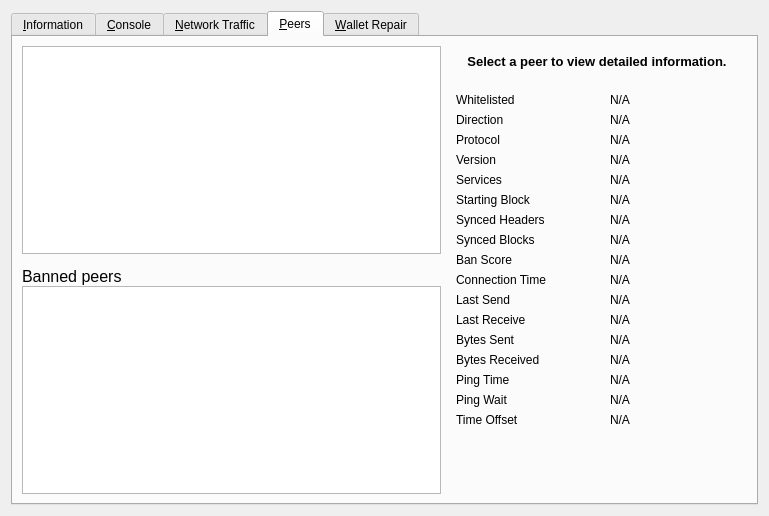
scolemanhopehouse/HBCUR, file src/qt/forms/rpcconsole.ui: the form before one commit.
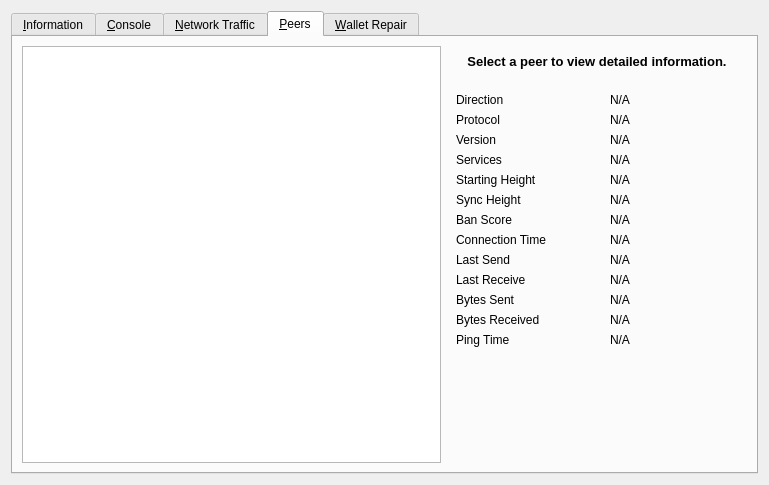
The form after the commit. Icons and pictures are not drawn. Custom widgets are drawn as their Qt base class.

What changed in the file:
```diff
--- a/src/qt/forms/rpcconsole.ui
+++ b/src/qt/forms/rpcconsole.ui
@@ -7,7 +7,7 @@
     <x>0</x>
     <y>0</y>
     <width>769</width>
-    <height>516</height>
+    <height>485</height>
    </rect>
   </property>
   <property name="windowTitle">
@@ -725,85 +725,17 @@
       </attribute>
       <layout class="QGridLayout" name="gridLayout_2">
        <item row="0" column="0" rowspan="2">
-        <layout class="QVBoxLayout" name="verticalLayout_101">
-         <property name="spacing">
-          <number>0</number>
+        <widget class="QTableView" name="peerWidget">
+         <property name="horizontalScrollBarPolicy">
+          <enum>Qt::ScrollBarAsNeeded</enum>
          </property>
-         <item>
-          <widget class="QTableView" name="peerWidget">
-           <property name="horizontalScrollBarPolicy">
-            <enum>Qt::ScrollBarAsNeeded</enum>
-           </property>
-           <property name="sortingEnabled">
-            <bool>true</bool>
-           </property>
-           <attribute name="horizontalHeaderHighlightSections">
-            <bool>false</bool>
-           </attribute>
-          </widget>
-         </item>
-         <item>
-          <widget class="QLabel" name="banHeading">
-           <property name="sizePolicy">
-            <sizepolicy hsizetype="Preferred" vsizetype="Minimum">
-             <horstretch>0</horstretch>
-             <verstretch>0</verstretch>
-            </sizepolicy>
-           </property>
-           <property name="minimumSize">
-            <size>
-             <width>300</width>
-             <height>32</height>
-            </size>
-           </property>
-           <property name="maximumSize">
-            <size>
-             <width>16777215</width>
-             <height>32</height>
-            </size>
-           </property>
-           <property name="font">
-            <font>
-             <pointsize>12</pointsize>
-            </font>
-           </property>
-           <property name="cursor">
-            <cursorShape>IBeamCursor</cursorShape>
-           </property>
-           <property name="text">
-            <string>Banned peers</string>
-           </property>
-           <property name="alignment">
-            <set>Qt::AlignBottom|Qt::AlignLeading|Qt::AlignLeft</set>
-           </property>
-           <property name="wordWrap">
-            <bool>true</bool>
-           </property>
-           <property name="textInteractionFlags">
-            <set>Qt::NoTextInteraction</set>
-           </property>
-          </widget>
-         </item>
-         <item>
-          <widget class="QTableView" name="banlistWidget">
-           <property name="sizePolicy">
-            <sizepolicy hsizetype="Expanding" vsizetype="Expanding">
-             <horstretch>0</horstretch>
-             <verstretch>0</verstretch>
-            </sizepolicy>
-           </property>
-           <property name="horizontalScrollBarPolicy">
-            <enum>Qt::ScrollBarAsNeeded</enum>
-           </property>
-           <property name="sortingEnabled">
-            <bool>true</bool>
-           </property>
-           <attribute name="horizontalHeaderHighlightSections">
-            <bool>false</bool>
-           </attribute>
-          </widget>
-         </item>
-        </layout>
+         <property name="sortingEnabled">
+          <bool>true</bool>
+         </property>
+         <attribute name="horizontalHeaderHighlightSections">
+          <bool>false</bool>
+         </attribute>
+        </widget>
        </item>
        <item row="0" column="1">
         <widget class="QLabel" name="peerHeading">
@@ -853,36 +785,13 @@
          </property>
          <layout class="QGridLayout" name="gridLayout_3">
           <item row="0" column="0">
-           <widget class="QLabel" name="label_30">
-            <property name="text">
-             <string>Whitelisted</string>
-            </property>
-           </widget>
-          </item>
-          <item row="0" column="2">
-           <widget class="QLabel" name="peerWhitelisted">
-            <property name="cursor">
-             <cursorShape>IBeamCursor</cursorShape>
-            </property>
-            <property name="text">
-             <string>N/A</string>
-            </property>
-            <property name="textFormat">
-             <enum>Qt::PlainText</enum>
-            </property>
-            <property name="textInteractionFlags">
-             <set>Qt::LinksAccessibleByMouse|Qt::TextSelectableByKeyboard|Qt::TextSelectableByMouse</set>
-            </property>
-           </widget>
-          </item>
-          <item row="1" column="0">
            <widget class="QLabel" name="label_23">
             <property name="text">
              <string>Direction</string>
             </property>
            </widget>
           </item>
-          <item row="1" column="2">
+          <item row="0" column="2">
            <widget class="QLabel" name="peerDirection">
             <property name="cursor">
              <cursorShape>IBeamCursor</cursorShape>
@@ -898,14 +807,14 @@
             </property>
            </widget>
           </item>
-          <item row="2" column="0">
+          <item row="1" column="0">
            <widget class="QLabel" name="label_21">
             <property name="text">
              <string>Protocol</string>
             </property>
            </widget>
           </item>
-          <item row="2" column="2">
+          <item row="1" column="2">
            <widget class="QLabel" name="peerVersion">
             <property name="cursor">
              <cursorShape>IBeamCursor</cursorShape>
@@ -921,14 +830,14 @@
             </property>
            </widget>
           </item>
-          <item row="3" column="0">
+          <item row="2" column="0">
            <widget class="QLabel" name="label_28">
             <property name="text">
              <string>Version</string>
             </property>
            </widget>
           </item>
-          <item row="3" column="2">
+          <item row="2" column="2">
            <widget class="QLabel" name="peerSubversion">
             <property name="cursor">
              <cursorShape>IBeamCursor</cursorShape>
@@ -944,14 +853,14 @@
             </property>
            </widget>
           </item>
-          <item row="4" column="0">
+          <item row="3" column="0">
            <widget class="QLabel" name="label_4">
             <property name="text">
              <string>Services</string>
             </property>
            </widget>
           </item>
-          <item row="4" column="2">
+          <item row="3" column="2">
            <widget class="QLabel" name="peerServices">
             <property name="cursor">
              <cursorShape>IBeamCursor</cursorShape>
@@ -970,7 +879,7 @@
           <item row="5" column="0">
            <widget class="QLabel" name="label_29">
             <property name="text">
-             <string>Starting Block</string>
+             <string>Starting Height</string>
             </property>
            </widget>
           </item>
@@ -993,7 +902,7 @@
           <item row="6" column="0">
            <widget class="QLabel" name="label_27">
             <property name="text">
-             <string>Synced Headers</string>
+             <string>Sync Height</string>
             </property>
            </widget>
           </item>
@@ -1014,36 +923,13 @@
            </widget>
           </item>
           <item row="7" column="0">
-           <widget class="QLabel" name="label_25">
-            <property name="text">
-             <string>Synced Blocks</string>
-            </property>
-           </widget>
-          </item>
-          <item row="7" column="2">
-           <widget class="QLabel" name="peerCommonHeight">
-            <property name="cursor">
-             <cursorShape>IBeamCursor</cursorShape>
-            </property>
-            <property name="text">
-             <string>N/A</string>
-            </property>
-            <property name="textFormat">
-             <enum>Qt::PlainText</enum>
-            </property>
-            <property name="textInteractionFlags">
-             <set>Qt::LinksAccessibleByMouse|Qt::TextSelectableByKeyboard|Qt::TextSelectableByMouse</set>
-            </property>
-           </widget>
-          </item>
-          <item row="8" column="0">
            <widget class="QLabel" name="label_24">
             <property name="text">
              <string>Ban Score</string>
             </property>
            </widget>
           </item>
-          <item row="8" column="2">
+          <item row="7" column="2">
            <widget class="QLabel" name="peerBanScore">
             <property name="cursor">
              <cursorShape>IBeamCursor</cursorShape>
@@ -1059,14 +945,14 @@
             </property>
            </widget>
           </item>
-          <item row="9" column="0">
+          <item row="8" column="0">
            <widget class="QLabel" name="label_22">
             <property name="text">
              <string>Connection Time</string>
             </property>
            </widget>
           </item>
-          <item row="9" column="2">
+          <item row="8" column="2">
            <widget class="QLabel" name="peerConnTime">
             <property name="cursor">
              <cursorShape>IBeamCursor</cursorShape>
@@ -1082,14 +968,14 @@
             </property>
            </widget>
           </item>
-          <item row="10" column="0">
+          <item row="9" column="0">
            <widget class="QLabel" name="label_15">
             <property name="text">
              <string>Last Send</string>
             </property>
            </widget>
           </item>
-          <item row="10" column="2">
+          <item row="9" column="2">
            <widget class="QLabel" name="peerLastSend">
             <property name="cursor">
              <cursorShape>IBeamCursor</cursorShape>
@@ -1105,14 +991,14 @@
             </property>
            </widget>
           </item>
-          <item row="11" column="0">
+          <item row="10" column="0">
            <widget class="QLabel" name="label_19">
             <property name="text">
              <string>Last Receive</string>
             </property>
            </widget>
           </item>
-          <item row="11" column="2">
+          <item row="10" column="2">
            <widget class="QLabel" name="peerLastRecv">
             <property name="cursor">
              <cursorShape>IBeamCursor</cursorShape>
@@ -1128,14 +1014,14 @@
             </property>
            </widget>
           </item>
-          <item row="12" column="0">
+          <item row="11" column="0">
            <widget class="QLabel" name="label_18">
             <property name="text">
              <string>Bytes Sent</string>
             </property>
            </widget>
           </item>
-          <item row="12" column="2">
+          <item row="11" column="2">
            <widget class="QLabel" name="peerBytesSent">
             <property name="cursor">
              <cursorShape>IBeamCursor</cursorShape>
@@ -1151,14 +1037,14 @@
             </property>
            </widget>
           </item>
-          <item row="13" column="0">
+          <item row="12" column="0">
            <widget class="QLabel" name="label_20">
             <property name="text">
              <string>Bytes Received</string>
             </property>
            </widget>
           </item>
-          <item row="13" column="2">
+          <item row="12" column="2">
            <widget class="QLabel" name="peerBytesRecv">
             <property name="cursor">
              <cursorShape>IBeamCursor</cursorShape>
@@ -1174,14 +1060,14 @@
             </property>
            </widget>
           </item>
-          <item row="14" column="0">
+          <item row="13" column="0">
            <widget class="QLabel" name="label_26">
             <property name="text">
              <string>Ping Time</string>
             </property>
            </widget>
           </item>
-          <item row="14" column="2">
+          <item row="13" column="2">
            <widget class="QLabel" name="peerPingTime">
             <property name="cursor">
              <cursorShape>IBeamCursor</cursorShape>
@@ -1197,56 +1083,7 @@
             </property>
            </widget>
           </item>
-          <item row="15" column="0">
-           <widget class="QLabel" name="peerPingWaitLabel">
-            <property name="toolTip">
-             <string>The duration of a currently outstanding ping.</string>
-            </property>
-            <property name="text">
-             <string>Ping Wait</string>
-            </property>
-           </widget>
-          </item>
-          <item row="15" column="2">
-           <widget class="QLabel" name="peerPingWait">
-            <property name="cursor">
-             <cursorShape>IBeamCursor</cursorShape>
-            </property>
-            <property name="text">
-             <string>N/A</string>
-            </property>
-            <property name="textFormat">
-             <enum>Qt::PlainText</enum>
-            </property>
-            <property name="textInteractionFlags">
-             <set>Qt::LinksAccessibleByMouse|Qt::TextSelectableByKeyboard|Qt::TextSelectableByMouse</set>
-            </property>
-           </widget>
-          </item>
-          <item row="16" column="0">
-           <widget class="QLabel" name="label_timeoffset">
-            <property name="text">
-             <string>Time Offset</string>
-            </property>
-           </widget>
-          </item>
-          <item row="16" column="2">
-           <widget class="QLabel" name="timeoffset">
-            <property name="cursor">
-             <cursorShape>IBeamCursor</cursorShape>
-            </property>
-            <property name="text">
-             <string>N/A</string>
-            </property>
-            <property name="textFormat">
-             <enum>Qt::PlainText</enum>
-            </property>
-            <property name="textInteractionFlags">
-             <set>Qt::LinksAccessibleByMouse|Qt::TextSelectableByKeyboard|Qt::TextSelectableByMouse</set>
-            </property>
-           </widget>
-          </item>
-          <item row="17" column="1">
+          <item row="14" column="1">
            <spacer name="verticalSpacer_3">
             <property name="orientation">
              <enum>Qt::Vertical</enum>
```
Left out of the diff: 230 changed lines with no effect on the pictures.
